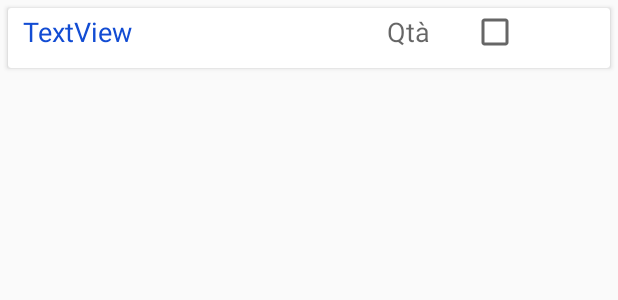
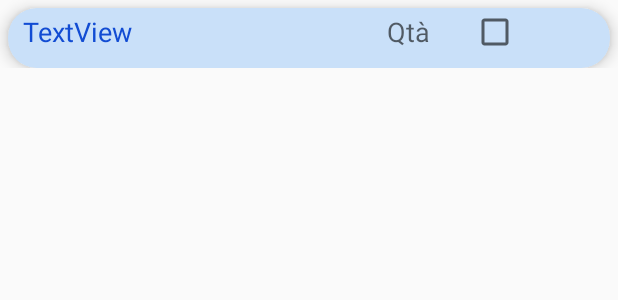
Before and after one commit to albertomaaref/BCM, an Android app: the layout attrezzo_card.xml on its own in the app's theme, with its tools: preview values and no code run, on a phone screen of 412 x 824 dp. Shown: the top 300 px of the screen. Run offline under Robolectric (Android 15) with nearby library versions, the phone set to English and light mode, and no system bars.

Commit message:
modifiche grafiche

```diff
--- a/app/src/main/res/drawable/bg_spinner.xml
+++ b/app/src/main/res/drawable/bg_blu_button.xml
@@ -9,12 +9,12 @@
         android:topLeftRadius="30dp"
         android:topRightRadius="30dp" />
 
-    <solid android:color="@color/white" />
+    <solid android:color="@color/button_blu" />
 
     <padding
         android:bottom="0dp"
-        android:left="0dp"
-        android:right="0dp"
+        android:left="5dp"
+        android:right="5dp"
         android:top="0dp" />
 
     <size
--- a/app/src/main/res/layout/articolo_card.xml
+++ b/app/src/main/res/layout/articolo_card.xml
@@ -11,7 +11,10 @@
         android:layout_width="match_parent"
         android:layout_height="40dp"
         android:layout_margin="5dp"
-        android:layout_weight="1">
+        android:layout_weight="5"
+        android:backgroundTint="@color/whiteLight"
+        app:cardCornerRadius="19dp"
+        app:cardElevation="6dp">
 
         <LinearLayout
             android:layout_width="match_parent"
--- a/app/src/main/res/layout/attrezzo_card.xml
+++ b/app/src/main/res/layout/attrezzo_card.xml
@@ -2,14 +2,19 @@
 <LinearLayout xmlns:android="http://schemas.android.com/apk/res/android"
     android:layout_width="match_parent"
     android:layout_height="wrap_content"
+    xmlns:app="http://schemas.android.com/apk/res-auto"
     android:orientation="horizontal">
 
     <android.support.v7.widget.CardView
         android:id="@+id/card_attrezzo"
         android:layout_width="match_parent"
         android:layout_height="40dp"
-        android:layout_margin="5dp"
-        android:layout_weight="1">
+        android:layout_marginTop="5dp"
+        android:layout_marginHorizontal="5dp"
+        android:layout_weight="1"
+        android:backgroundTint="@color/whiteLight"
+        app:cardCornerRadius="19dp"
+        app:cardElevation="6dp">
 
         <LinearLayout
             android:layout_width="match_parent"
@@ -42,6 +47,7 @@
             <CheckBox
                 android:id="@+id/checkBoxCestino"
                 android:layout_width="10dp"
+                android:layout_gravity="center"
                 android:layout_height="wrap_content"
                 android:layout_weight="0.5"/>
         </LinearLayout>
--- a/app/src/main/res/layout/fragment_attrezzi.xml
+++ b/app/src/main/res/layout/fragment_attrezzi.xml
@@ -4,6 +4,7 @@
     android:layout_height="match_parent"
     android:orientation="vertical"
     tools:context="com.example.alim.bcm.fragments.AttrezzziFragment"
+    android:background="@drawable/bg_lavorazioni"
     >
 
     <Spinner
@@ -90,7 +91,7 @@
             android:layout_height="wrap_content"
             android:layout_marginRight="5dp"
             android:layout_weight="1"
-            android:background="@drawable/bg_black_button"
+            android:background="@drawable/bg_blu_button"
             android:gravity="center"
             android:text="conferma richiesta"
             android:textColor="@color/white" />
@@ -101,7 +102,7 @@
             android:layout_height="wrap_content"
             android:layout_marginLeft="5dp"
             android:layout_weight="1"
-            android:background="@drawable/bg_black_button"
+            android:background="@drawable/bg_blu_button"
             android:gravity="center"
             android:text="aggiungi nota"
             android:textColor="@color/white" />
--- a/app/src/main/res/layout/fragment_materiali.xml
+++ b/app/src/main/res/layout/fragment_materiali.xml
@@ -4,6 +4,7 @@
     android:layout_height="match_parent"
     android:orientation="vertical"
     tools:context="com.example.alim.bcm.fragments.MaterialiFragment"
+    android:background="@drawable/bg_lavorazioni"
     >
 
 
@@ -90,7 +91,7 @@
             android:layout_height="wrap_content"
             android:layout_marginRight="5dp"
             android:layout_weight="1"
-            android:background="@drawable/bg_black_button"
+            android:background="@drawable/bg_blu_button"
             android:gravity="center"
             android:text="conferma richiesta"
             android:textColor="@color/white" />
@@ -101,7 +102,7 @@
             android:layout_height="wrap_content"
             android:layout_marginLeft="5dp"
             android:layout_weight="1"
-            android:background="@drawable/bg_black_button"
+            android:background="@drawable/bg_blu_button"
             android:gravity="center"
             android:text="aggiungi nota"
             android:textColor="@color/white" />
--- a/app/src/main/res/layout/fragment_richieste.xml
+++ b/app/src/main/res/layout/fragment_richieste.xml
@@ -3,13 +3,14 @@
     android:layout_width="match_parent"
     android:layout_height="match_parent"
     android:orientation="vertical"
-    tools:context="com.example.alim.bcm.fragments.RichiesteFragment">
+    tools:context="com.example.alim.bcm.fragments.RichiesteFragment"
+    android:background="@drawable/bg_lavorazioni">
 
 
     <Spinner
         android:id="@+id/sCantiere"
         android:background="@drawable/bg_black_button"
-        android:popupBackground="@drawable/bg_black_button"
+        android:popupBackground="@drawable/bg_spinner"
         android:layout_width="match_parent"
         android:layout_height="wrap_content"
         android:layout_margin="10dp"
--- a/app/src/main/res/values/colors.xml
+++ b/app/src/main/res/values/colors.xml
@@ -14,7 +14,8 @@
     <color name="white">#ffffff</color>
     <color name="title">#386b53</color>
     <color name="button_black">#0b0b0c</color>
-    <color name="button_green">#137762</color>
+    <color name="button_green">#42d4b6</color>
+    <color name="button_blu">#2441d4</color>
 
 
 
```
Also changed, not shown: app/src/main/res/layout/materiale_card.xml (+6 -2 lines), app/src/main/res/drawable/bg_lavorazioni.png (added).
